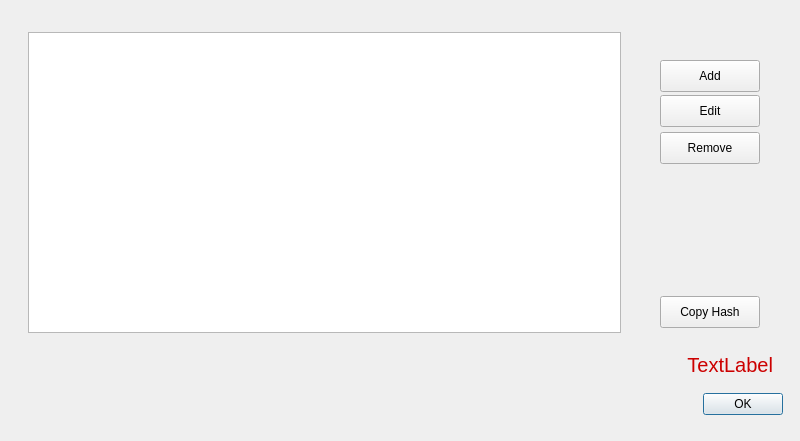
proximax-storage/cpp-xpx-storage-user-app, file UserApp/ManageDrivesDialog.ui: the form before one commit.
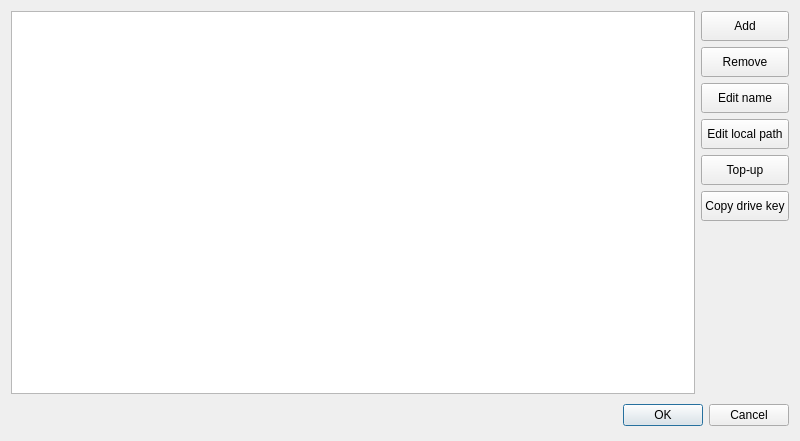
The form after the commit.

```diff
--- a/UserApp/ManageDrivesDialog.ui
+++ b/UserApp/ManageDrivesDialog.ui
@@ -13,108 +13,165 @@
   <property name="windowTitle">
    <string>Dialog</string>
   </property>
-  <widget class="QDialogButtonBox" name="buttonBox">
-   <property name="geometry">
-    <rect>
-     <x>10</x>
-     <y>388</y>
-     <width>773</width>
-     <height>32</height>
-    </rect>
-   </property>
-   <property name="orientation">
-    <enum>Qt::Horizontal</enum>
-   </property>
-   <property name="standardButtons">
-    <set>QDialogButtonBox::Ok</set>
-   </property>
-  </widget>
-  <widget class="QLabel" name="m_errorText">
-   <property name="geometry">
-    <rect>
-     <x>64</x>
-     <y>352</y>
-     <width>709</width>
-     <height>25</height>
-    </rect>
-   </property>
-   <property name="font">
-    <font>
-     <pointsize>15</pointsize>
-    </font>
-   </property>
-   <property name="styleSheet">
-    <string notr="true">color : #cc0000</string>
-   </property>
-   <property name="text">
-    <string>TextLabel</string>
-   </property>
-   <property name="alignment">
-    <set>Qt::AlignRight|Qt::AlignTrailing|Qt::AlignVCenter</set>
-   </property>
-  </widget>
-  <widget class="QPushButton" name="m_addBtn">
-   <property name="geometry">
-    <rect>
-     <x>660</x>
-     <y>60</y>
-     <width>100</width>
-     <height>32</height>
-    </rect>
-   </property>
-   <property name="text">
-    <string>Add</string>
-   </property>
-  </widget>
-  <widget class="QPushButton" name="m_removeBtn">
-   <property name="geometry">
-    <rect>
-     <x>660</x>
-     <y>132</y>
-     <width>100</width>
-     <height>32</height>
-    </rect>
-   </property>
-   <property name="text">
-    <string>Remove</string>
-   </property>
-  </widget>
-  <widget class="QPushButton" name="m_editBtn">
-   <property name="geometry">
-    <rect>
-     <x>660</x>
-     <y>95</y>
-     <width>100</width>
-     <height>32</height>
-    </rect>
-   </property>
-   <property name="text">
-    <string>Edit</string>
-   </property>
-  </widget>
-  <widget class="QTableWidget" name="m_table">
-   <property name="geometry">
-    <rect>
-     <x>28</x>
-     <y>32</y>
-     <width>593</width>
-     <height>301</height>
-    </rect>
-   </property>
-  </widget>
-  <widget class="QPushButton" name="m_copyHashBtn">
-   <property name="geometry">
-    <rect>
-     <x>660</x>
-     <y>296</y>
-     <width>100</width>
-     <height>32</height>
-    </rect>
-   </property>
-   <property name="text">
-    <string>Copy Hash</string>
-   </property>
-  </widget>
+  <layout class="QVBoxLayout" name="verticalLayout">
+   <item>
+    <layout class="QHBoxLayout" name="horizontalLayout">
+     <item>
+      <widget class="QTableWidget" name="m_table"/>
+     </item>
+     <item>
+      <layout class="QVBoxLayout" name="verticalLayout_2">
+       <item>
+        <widget class="QPushButton" name="m_addBtn">
+         <property name="minimumSize">
+          <size>
+           <width>0</width>
+           <height>30</height>
+          </size>
+         </property>
+         <property name="maximumSize">
+          <size>
+           <width>16777215</width>
+           <height>30</height>
+          </size>
+         </property>
+         <property name="text">
+          <string>Add</string>
+         </property>
+        </widget>
+       </item>
+       <item>
+        <widget class="QPushButton" name="m_removeBtn">
+         <property name="minimumSize">
+          <size>
+           <width>0</width>
+           <height>30</height>
+          </size>
+         </property>
+         <property name="maximumSize">
+          <size>
+           <width>16777215</width>
+           <height>30</height>
+          </size>
+         </property>
+         <property name="text">
+          <string>Remove</string>
+         </property>
+        </widget>
+       </item>
+       <item>
+        <widget class="QPushButton" name="m_editBtn">
+         <property name="minimumSize">
+          <size>
+           <width>0</width>
+           <height>30</height>
+          </size>
+         </property>
+         <property name="maximumSize">
+          <size>
+           <width>16777215</width>
+           <height>30</height>
+          </size>
+         </property>
+         <property name="text">
+          <string>Edit name</string>
+         </property>
+        </widget>
+       </item>
+       <item>
+        <widget class="QPushButton" name="pushButton">
+         <property name="minimumSize">
+          <size>
+           <width>0</width>
+           <height>30</height>
+          </size>
+         </property>
+         <property name="maximumSize">
+          <size>
+           <width>16777215</width>
+           <height>30</height>
+          </size>
+         </property>
+         <property name="text">
+          <string>Edit local path</string>
+         </property>
+        </widget>
+       </item>
+       <item>
+        <widget class="QPushButton" name="m_topupBtn">
+         <property name="minimumSize">
+          <size>
+           <width>0</width>
+           <height>30</height>
+          </size>
+         </property>
+         <property name="maximumSize">
+          <size>
+           <width>16777215</width>
+           <height>30</height>
+          </size>
+         </property>
+         <property name="text">
+          <string>Top-up</string>
+         </property>
+        </widget>
+       </item>
+       <item>
+        <widget class="QPushButton" name="m_copyHashBtn">
+         <property name="minimumSize">
+          <size>
+           <width>0</width>
+           <height>30</height>
+          </size>
+         </property>
+         <property name="maximumSize">
+          <size>
+           <width>16777215</width>
+           <height>30</height>
+          </size>
+         </property>
+         <property name="text">
+          <string>Copy drive key</string>
+         </property>
+        </widget>
+       </item>
+       <item>
+        <spacer name="verticalSpacer">
+         <property name="orientation">
+          <enum>Qt::Vertical</enum>
+         </property>
+         <property name="sizeHint" stdset="0">
+          <size>
+           <width>20</width>
+           <height>40</height>
+          </size>
+         </property>
+        </spacer>
+       </item>
+      </layout>
+     </item>
+    </layout>
+   </item>
+   <item>
+    <widget class="QDialogButtonBox" name="buttonBox">
+     <property name="minimumSize">
+      <size>
+       <width>0</width>
+       <height>30</height>
+      </size>
+     </property>
+     <property name="maximumSize">
+      <size>
+       <width>16777215</width>
+       <height>30</height>
+      </size>
+     </property>
+     <property name="standardButtons">
+      <set>QDialogButtonBox::Cancel|QDialogButtonBox::Ok</set>
+     </property>
+    </widget>
+   </item>
+  </layout>
  </widget>
  <resources/>
  <connections>
```
Left out of the diff: 35 changed lines with no effect on the pictures.
